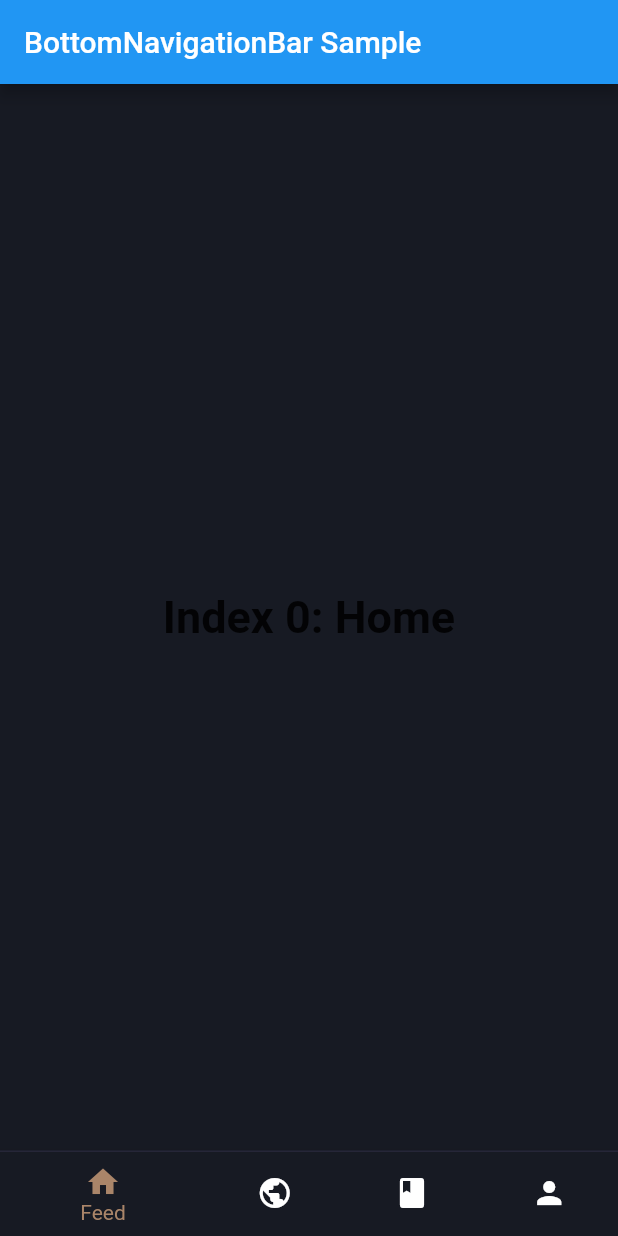
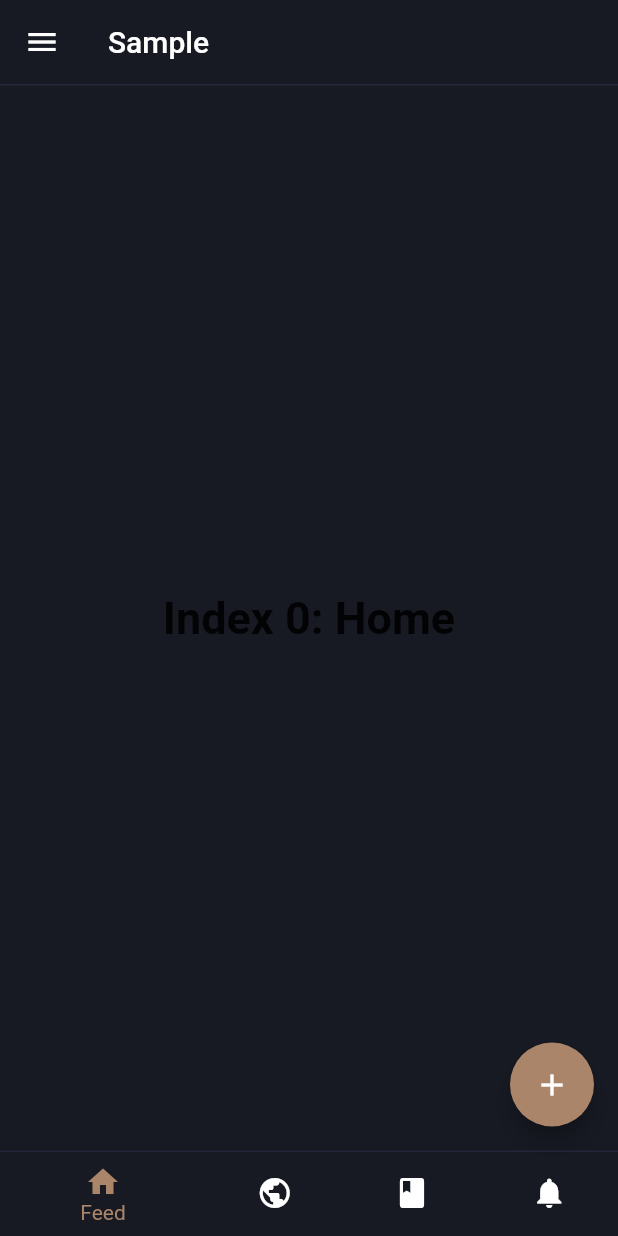
Before and after one commit to mayhmemo/cultbase, a Flutter app: the screen it shows after launch, on a phone screen of 412 x 824 dp. Run offline on Flutter 3.47's test engine with Material 2 defaults, Android fonts, the phone set to English and light mode, and no system bars.

Commit message:
feat, style: side menu and plus button, colors and borders

```diff
--- a/lib/main.dart
+++ b/lib/main.dart
@@ -62,9 +62,66 @@ class _BottomNavigationBarExampleState
     const Color accentColor = Color(0xFFaa8569);
 
     return Scaffold(
+      floatingActionButton: FloatingActionButton(
+        child: Icon(Icons.add),
+        onPressed: () => (),
+        backgroundColor: accentColor,
+      ),
       backgroundColor: backgroundColor,
+      drawer: Drawer(
+        backgroundColor: backgroundColor,
+        child: ListView(
+          padding: EdgeInsets.zero,
+          children: <Widget>[
+            UserAccountsDrawerHeader(
+              currentAccountPicture: FlutterLogo(),
+              accountName: Text('John Doe'),
+              accountEmail: Text('john@doe.com'),
+              decoration: BoxDecoration(
+                color: primaryColor,
+              ),
+            ),
+            ListTile(
+              leading: Icon(Icons.person),
+              title: const Text('Perfil'),
+              onTap: () => (),
+              textColor: textColor,
+              iconColor: textColor,
+            ),
+            ListTile(
+              leading: Icon(Icons.bookmark),
+              title: const Text('Bookmarks'),
+              onTap: () => (),
+              textColor: textColor,
+              iconColor: textColor,
+            ),
+            ListTile(
+              leading: Icon(Icons.settings),
+              title: const Text('Configurações'),
+              onTap: () => (),
+              textColor: textColor,
+              iconColor: textColor,
+            ),
+          ],
+        ),
+      ),
       appBar: AppBar(
-        title: const Text('BottomNavigationBar Sample'),
+        title: const Text('Sample'),
+        backgroundColor: backgroundColor,
+        elevation: 0,
+        bottom: PreferredSize(
+          preferredSize: Size.fromHeight(1.0),
+          child: Container(
+            decoration: BoxDecoration(
+              border: Border(
+                bottom: BorderSide(
+                  color: secondaryColor,
+                  width: 1.0,
+                ),
+              ),
+            ),
+          ),
+        ),
       ),
       body: Center(
         child: _widgetOptions.elementAt(_selectedIndex),
@@ -73,8 +130,8 @@ class _BottomNavigationBarExampleState
         decoration: BoxDecoration(
           border: Border(
             top: BorderSide(
-              color: secondaryColor, // Set the border color to white
-              width: 1.0, // Adjust the border width as needed
+              color: secondaryColor,
+              width: 1.0,
             ),
           ),
         ),
@@ -96,8 +153,8 @@ class _BottomNavigationBarExampleState
               backgroundColor: backgroundColor,
             ),
             BottomNavigationBarItem(
-              icon: Icon(Icons.person),
-              label: 'Perfil',
+              icon: Icon(Icons.notifications),
+              label: 'Notificações',
               backgroundColor: backgroundColor,
             ),
           ],
```
